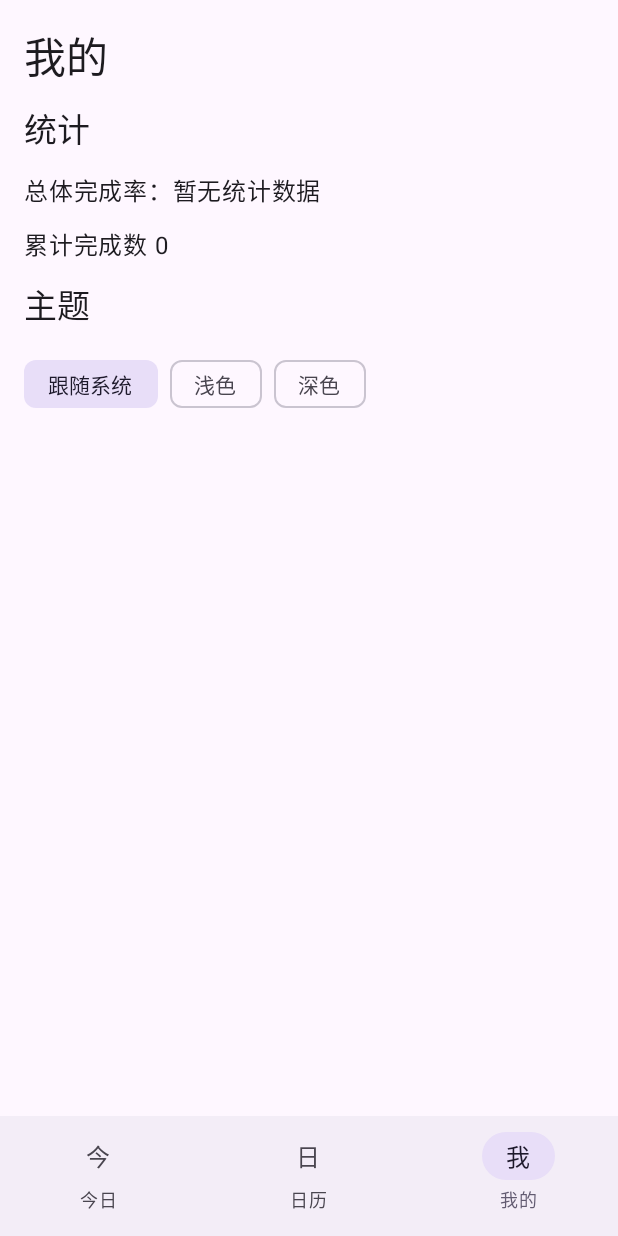
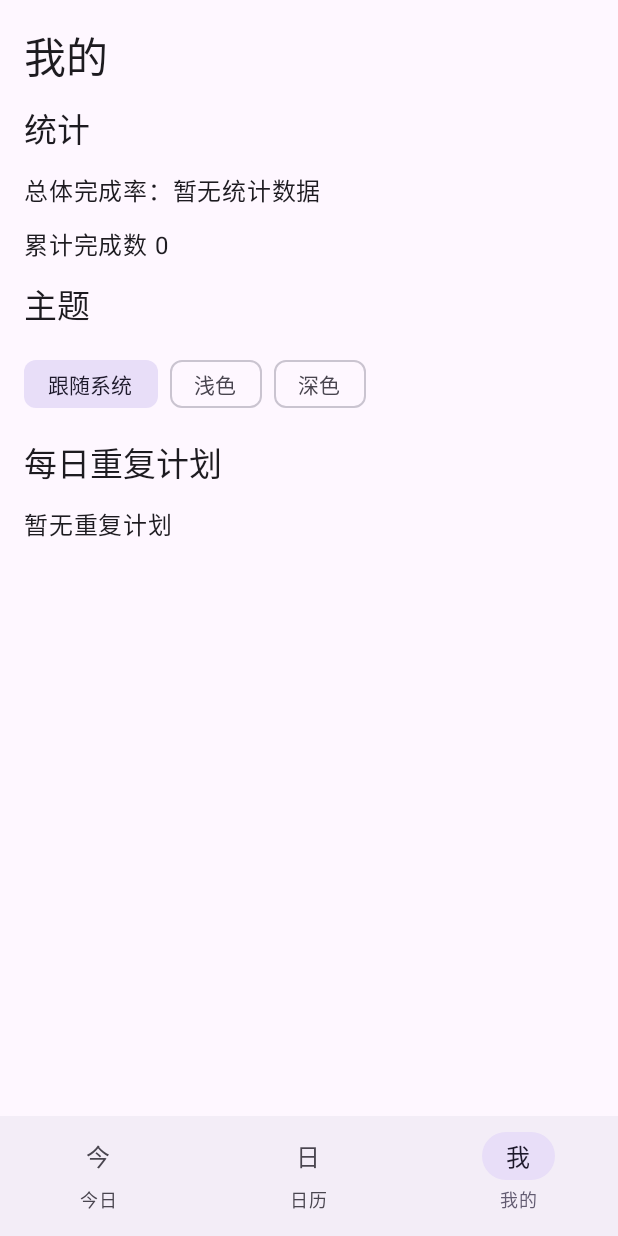
Before and after one commit to liuwenli02/LiteList, an Android app built with Jetpack Compose: the screen it shows after launch (MainActivity), item 3 of the bottom bar chosen, on a phone screen of 412 x 824 dp. Run offline under Robolectric (Android 15) with nearby library versions, the phone set to English and light mode, and no system bars; our stand-ins replace Room's generated code.

Commit message:
feat(repeat): edit template content and propagate to eligible future instances
PRD 4.4; TC-R15/R16 content propagation slice.
Template edits use generation/version checks. Only active, uncustomized instances with originalDate after operation date receive title/note; individual edits remain customized. Completed state and planned dates are preserved.
Local verification: :app:testDebugUnitTest (14 tests) and :app:assembleDebug passed.
M09 remains in progress pending reminder configuration propagation and device acceptance.

```diff
--- a/app/src/main/java/com/liuwenli/litelist/MainActivity.kt
+++ b/app/src/main/java/com/liuwenli/litelist/MainActivity.kt
@@ -39,12 +39,14 @@ import androidx.compose.ui.unit.dp
 import androidx.room.Room
 import com.liuwenli.litelist.data.LiteListDatabase
 import com.liuwenli.litelist.data.TaskEntity
+import com.liuwenli.litelist.data.RepeatTemplateEntity
 import com.liuwenli.litelist.data.TaskRepository
 import com.liuwenli.litelist.ui.TaskEditorDialog
 import com.liuwenli.litelist.ui.CalendarScreen
 import com.liuwenli.litelist.ui.MyScreen
 import com.liuwenli.litelist.ui.TodayTaskSections
 import com.liuwenli.litelist.ui.RepeatPlanDialog
+import com.liuwenli.litelist.ui.TemplateEditDialog
 import java.time.Clock
 import java.time.Duration
 import java.time.LocalDate
@@ -87,11 +89,13 @@ private fun LiteListApp(repository: TaskRepository, themeMode: String) {
     var error by remember { mutableStateOf<String?>(null) }
     var pendingDelete by remember { mutableStateOf<TaskEntity?>(null) }
     var pendingEdit by remember { mutableStateOf<TaskEntity?>(null) }
+    var pendingTemplateEdit by remember { mutableStateOf<RepeatTemplateEntity?>(null) }
     var detailedCreateDate by remember { mutableStateOf<LocalDate?>(null) }
     var showRepeatCreate by remember { mutableStateOf(false) }
     var completedExpanded by remember { mutableStateOf(false) }
     var historyExpanded by remember { mutableStateOf(true) }
     val tasks by remember(repository) { repository.observeTasks() }.collectAsState(initial = emptyList())
+    val templates by remember(repository) { repository.observeTemplates() }.collectAsState(initial = emptyList())
     val scope = rememberCoroutineScope()
     val today by produceState(initialValue = LocalDate.now()) {
         while (true) {
@@ -170,10 +174,13 @@ private fun LiteListApp(repository: TaskRepository, themeMode: String) {
                     onEdit = { pendingEdit = it },
                 )
                 else -> MyScreen(
+                    modifier = Modifier.weight(1f),
                     tasks = tasks,
+                    templates = templates,
                     today = today,
                     themeMode = themeMode,
                     onThemeChange = { repository.setTheme(it) },
+                    onEditTemplate = { pendingTemplateEdit = it },
                 )
             }
         }
@@ -220,6 +227,15 @@ private fun LiteListApp(repository: TaskRepository, themeMode: String) {
             onDismiss = { pendingEdit = null },
             onSave = { taskTitle, note, plannedDate, deadline ->
                 repository.edit(task.generationId, task.taskId, task.dataVersion, taskTitle, note, plannedDate, deadline)
+            },
+        )
+    }
+    pendingTemplateEdit?.let { template ->
+        TemplateEditDialog(
+            template = template,
+            onDismiss = { pendingTemplateEdit = null },
+            onSave = { title, note ->
+                repository.editDailyTemplate(template.generationId, template.templateId, template.dataVersion, title, note)
             },
         )
     }
--- a/app/src/main/java/com/liuwenli/litelist/data/TaskDao.kt
+++ b/app/src/main/java/com/liuwenli/litelist/data/TaskDao.kt
@@ -32,6 +32,21 @@ interface TaskDao {
     @Query("SELECT * FROM repeat_template WHERE generationId = :generationId AND status = 'ACTIVE' AND isDeleted = 0")
     suspend fun activeTemplates(generationId: String): List<RepeatTemplateEntity>
 
+    @Query("SELECT * FROM repeat_template WHERE generationId = :generationId AND isDeleted = 0 ORDER BY createdAt, templateId")
+    fun observeTemplates(generationId: String): Flow<List<RepeatTemplateEntity>>
+
+    @Query("SELECT * FROM repeat_template WHERE generationId = :generationId AND templateId = :templateId")
+    suspend fun findTemplate(generationId: String, templateId: String): RepeatTemplateEntity?
+
+    @Query("UPDATE repeat_template SET title = :title, note = :note, dataVersion = dataVersion + 1 WHERE generationId = :generationId AND templateId = :templateId AND dataVersion = :expectedVersion AND status IN ('ACTIVE', 'PAUSED') AND isDeleted = 0")
+    suspend fun editTemplate(generationId: String, templateId: String, expectedVersion: Long, title: String, note: String?): Int
+
+    @Query("SELECT * FROM repeat_instance WHERE generationId = :generationId AND templateId = :templateId AND originalDate > :operationDate")
+    suspend fun futureTemplateInstances(generationId: String, templateId: String, operationDate: String): List<RepeatInstanceEntity>
+
+    @Query("UPDATE task SET title = :title, note = :note, dataVersion = dataVersion + 1 WHERE generationId = :generationId AND taskId = :taskId AND status IN ('PENDING', 'COMPLETED')")
+    suspend fun applyTemplateContentToTask(generationId: String, taskId: String, title: String, note: String?): Int
+
     @Query("SELECT originalDate FROM repeat_instance WHERE generationId = :generationId AND templateId = :templateId AND originalDate BETWEEN :firstDate AND :lastDate")
     suspend fun occupiedOriginalDates(generationId: String, templateId: String, firstDate: String, lastDate: String): List<String>
 
--- a/app/src/main/java/com/liuwenli/litelist/ui/MyScreen.kt
+++ b/app/src/main/java/com/liuwenli/litelist/ui/MyScreen.kt
@@ -3,9 +3,13 @@ package com.liuwenli.litelist.ui
 import androidx.compose.foundation.layout.Arrangement
 import androidx.compose.foundation.layout.Column
 import androidx.compose.foundation.layout.Row
+import androidx.compose.foundation.layout.fillMaxWidth
+import androidx.compose.foundation.rememberScrollState
+import androidx.compose.foundation.verticalScroll
 import androidx.compose.material3.FilterChip
 import androidx.compose.material3.MaterialTheme
 import androidx.compose.material3.Text
+import androidx.compose.material3.TextButton
 import androidx.compose.runtime.Composable
 import androidx.compose.runtime.getValue
 import androidx.compose.runtime.mutableStateOf
@@ -13,22 +17,27 @@ import androidx.compose.runtime.remember
 import androidx.compose.runtime.rememberCoroutineScope
 import androidx.compose.runtime.setValue
 import androidx.compose.ui.unit.dp
+import androidx.compose.ui.Modifier
+import com.liuwenli.litelist.data.RepeatTemplateEntity
 import com.liuwenli.litelist.data.TaskEntity
 import java.time.LocalDate
 import kotlinx.coroutines.launch
 
 @Composable
 fun MyScreen(
+    modifier: Modifier = Modifier,
     tasks: List<TaskEntity>,
+    templates: List<RepeatTemplateEntity>,
     today: LocalDate,
     themeMode: String,
     onThemeChange: suspend (String) -> Unit,
+    onEditTemplate: (RepeatTemplateEntity) -> Unit,
 ) {
     val stats = TaskStatistics.from(tasks, today)
     val scope = rememberCoroutineScope()
     var error by remember { mutableStateOf<String?>(null) }
 
-    Column(verticalArrangement = Arrangement.spacedBy(12.dp)) {
+    Column(modifier = modifier.verticalScroll(rememberScrollState()), verticalArrangement = Arrangement.spacedBy(12.dp)) {
         Text("统计", style = MaterialTheme.typography.titleLarge)
         Text(stats.completionPercent?.let { "总体完成率 $it%（${stats.eligibleCompleted}/${stats.eligibleTotal}）" } ?: "总体完成率：暂无统计数据")
         Text("累计完成数 ${stats.totalCompleted}")
@@ -49,5 +58,16 @@ fun MyScreen(
             }
         }
         error?.let { Text(it, color = MaterialTheme.colorScheme.error) }
+        Text("每日重复计划", style = MaterialTheme.typography.titleLarge)
+        if (templates.isEmpty()) Text("暂无重复计划")
+        templates.forEach { template ->
+            Row(modifier = Modifier.fillMaxWidth(), horizontalArrangement = Arrangement.SpaceBetween) {
+                Column(modifier = Modifier.weight(1f)) {
+                    Text(template.title)
+                    Text("${template.startDate ?: "不限"} ～ ${template.endDate ?: "不限"}", style = MaterialTheme.typography.bodySmall)
+                }
+                TextButton(onClick = { onEditTemplate(template) }) { Text("编辑") }
+            }
+        }
     }
 }
```
Also changed, not shown: app/src/main/java/com/liuwenli/litelist/data/TaskRepository.kt (+32 -0 lines), app/src/main/java/com/liuwenli/litelist/domain/TemplatePropagationRules.kt (added, +8 -0 lines), app/src/main/java/com/liuwenli/litelist/ui/TemplateEditDialog.kt (added, +82 -0 lines), 2 other files.
